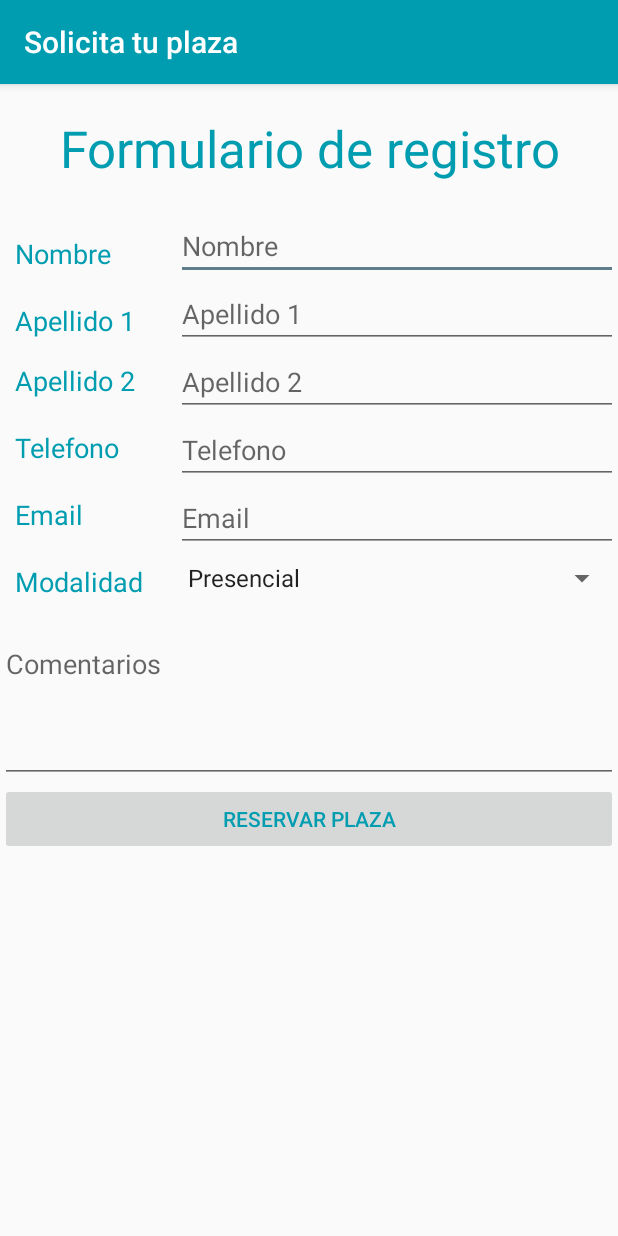
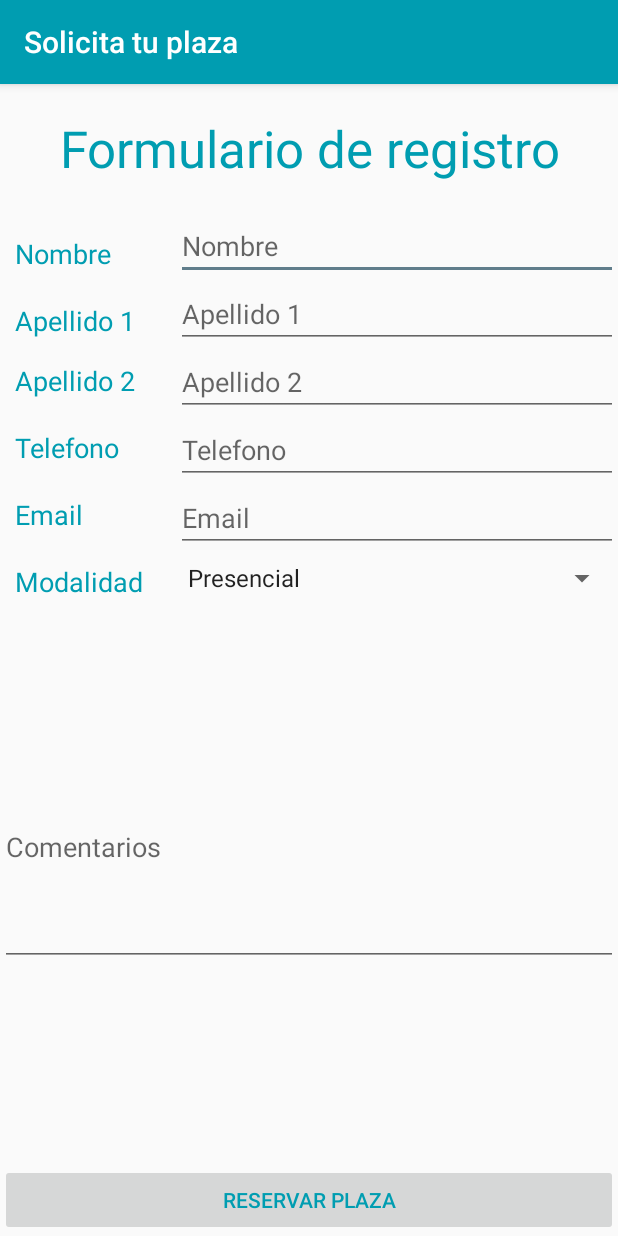
Before and after one commit to rbngrc/PMDDMM_P1, an Android app: the screen it shows after launch (MainActivity), on a phone screen of 412 x 824 dp. Run offline under Robolectric (Android 15) with nearby library versions, the phone set to English and light mode, and no system bars.

Commit message:
minor changes

```diff
--- a/app/src/main/res/layout/activity_main.xml
+++ b/app/src/main/res/layout/activity_main.xml
@@ -145,7 +145,7 @@
 
     </LinearLayout>
 
-    <LinearLayout
+    <androidx.constraintlayout.widget.ConstraintLayout
         android:layout_width="match_parent"
         android:layout_height="match_parent"
         android:orientation="vertical">
@@ -154,22 +154,23 @@
             android:id="@+id/editTextComments"
             android:layout_width="match_parent"
             android:layout_height="112dp"
-            android:layout_marginTop="10dp"
             android:ems="10"
             android:gravity="top"
             android:hint="@string/comentarios"
             android:inputType="textPersonName"
-            android:paddingTop="20dp" />
+            android:paddingTop="20dp"
+            app:layout_constraintBottom_toTopOf="@+id/btnReservar"
+            app:layout_constraintTop_toTopOf="parent" />
 
         <Button
             android:id="@+id/btnReservar"
             android:layout_width="match_parent"
             android:layout_height="wrap_content"
-            android:layout_gravity="bottom"
+            android:enabled="false"
             android:text="@string/btnReservar"
             android:textColor="@color/colorPrimary"
-            android:enabled="false"/>
+            app:layout_constraintBottom_toBottomOf="parent" />
 
-    </LinearLayout>
+    </androidx.constraintlayout.widget.ConstraintLayout>
 
 </LinearLayout>
```
Also changed, not shown: app/src/main/res/layout/activity_everis_web.xml (+6 -3 lines).
